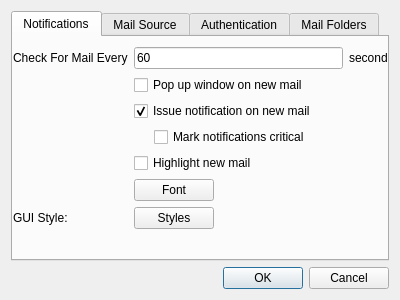
Before: the Qt Designer form prefs.ui in hardaker/qmailcheck, drawn with Qt 5.
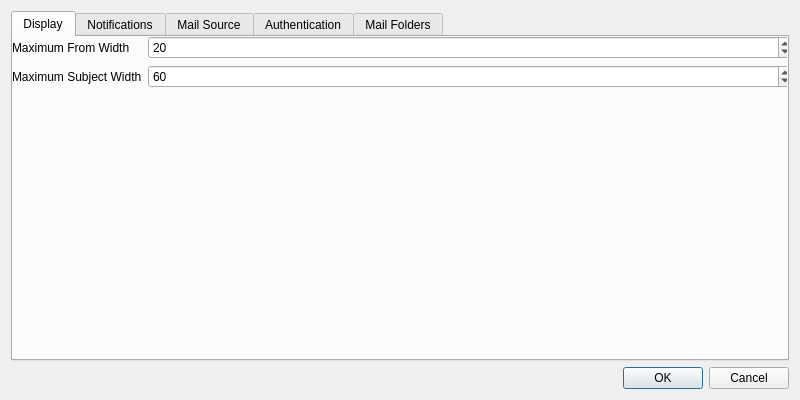
After: the same form once the commit is applied.

Commit message: Added preferences to limit the number of items in the display

What changed in the file:
```diff
--- a/prefs.ui
+++ b/prefs.ui
@@ -6,8 +6,8 @@
    <rect>
     <x>0</x>
     <y>0</y>
-    <width>400</width>
-    <height>300</height>
+    <width>800</width>
+    <height>400</height>
    </rect>
   </property>
   <property name="windowTitle">
@@ -19,6 +19,63 @@
      <property name="currentIndex">
       <number>0</number>
      </property>
+     <widget class="QWidget" name="tab_2">
+      <attribute name="title">
+       <string>Display</string>
+      </attribute>
+      <widget class="QWidget" name="formLayoutWidget_4">
+       <property name="geometry">
+        <rect>
+         <x>-1</x>
+         <y>-1</y>
+         <width>781</width>
+         <height>331</height>
+        </rect>
+       </property>
+       <layout class="QFormLayout" name="formLayout_4">
+        <item row="0" column="0">
+         <widget class="QLabel" name="label_4">
+          <property name="text">
+           <string>Maximum From Width</string>
+          </property>
+         </widget>
+        </item>
+        <item row="0" column="1">
+         <widget class="QSpinBox" name="fromWidth">
+          <property name="minimum">
+           <number>1</number>
+          </property>
+          <property name="maximum">
+           <number>100</number>
+          </property>
+          <property name="value">
+           <number>20</number>
+          </property>
+         </widget>
+        </item>
+        <item row="1" column="0">
+         <widget class="QLabel" name="label_6">
+          <property name="text">
+           <string>Maximum Subject Width</string>
+          </property>
+         </widget>
+        </item>
+        <item row="1" column="1">
+         <widget class="QSpinBox" name="subjectWidth">
+          <property name="minimum">
+           <number>1</number>
+          </property>
+          <property name="maximum">
+           <number>100</number>
+          </property>
+          <property name="value">
+           <number>60</number>
+          </property>
+         </widget>
+        </item>
+       </layout>
+      </widget>
+     </widget>
      <widget class="QWidget" name="Notifications">
       <attribute name="title">
        <string>Notifications</string>
@@ -28,8 +85,8 @@
         <rect>
          <x>0</x>
          <y>10</y>
-         <width>381</width>
-         <height>221</height>
+         <width>781</width>
+         <height>321</height>
         </rect>
        </property>
        <layout class="QFormLayout" name="formLayout">
```
Left out of the diff: 12 changed lines with no effect on the pictures. The commit also changes 3 other files.
